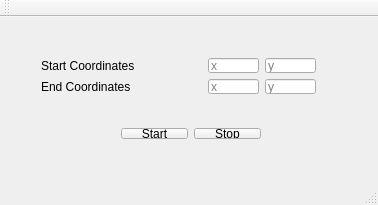
Before: the Qt Designer form mainwindow.ui in petergodfrey/IndoorPos, drawn with Qt 5.
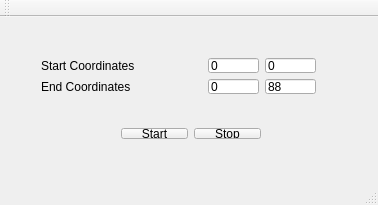
After: the same form once the commit is applied.

Patch:
```diff
--- a/mainwindow.ui
+++ b/mainwindow.ui
@@ -84,7 +84,7 @@
           <string/>
          </property>
          <property name="text">
-          <string/>
+          <string>0</string>
          </property>
          <property name="placeholderText">
           <string>x</string>
@@ -99,6 +99,9 @@
            <height>16777215</height>
           </size>
          </property>
+         <property name="text">
+          <string>0</string>
+         </property>
          <property name="placeholderText">
           <string>y</string>
          </property>
@@ -136,6 +139,9 @@
            <height>16777215</height>
           </size>
          </property>
+         <property name="text">
+          <string>0</string>
+         </property>
          <property name="placeholderText">
           <string>x</string>
          </property>
@@ -149,6 +155,9 @@
            <height>16777215</height>
           </size>
          </property>
+         <property name="text">
+          <string>88</string>
+         </property>
          <property name="placeholderText">
           <string>y</string>
          </property>
```
